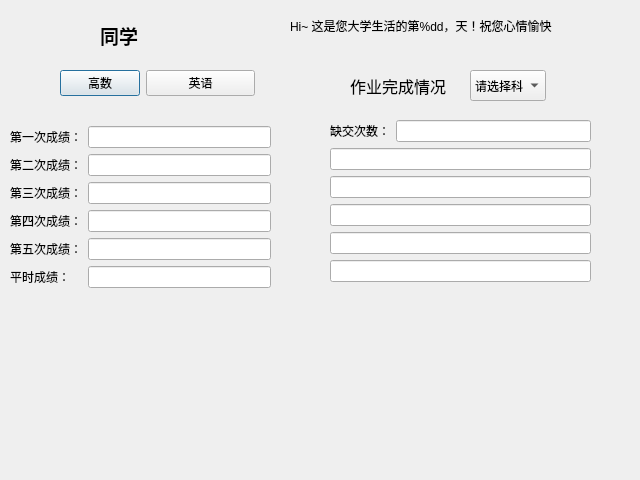
The window that dialog.ui (ZengKeKe1/ClassInfoCenter) describes before a commit, drawn with Qt 5.
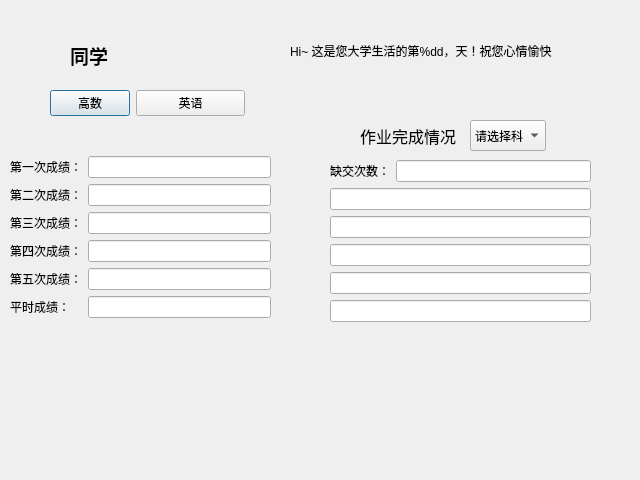
The same window after the commit.

Patch:
```diff
--- a/dialog.ui
+++ b/dialog.ui
@@ -29,7 +29,7 @@
    <property name="geometry">
     <rect>
      <x>10</x>
-     <y>120</y>
+     <y>150</y>
      <width>261</width>
      <height>285</height>
     </rect>
@@ -185,9 +185,9 @@
    <property name="geometry">
     <rect>
      <x>290</x>
-     <y>0</y>
+     <y>10</y>
      <width>331</width>
-     <height>51</height>
+     <height>81</height>
     </rect>
    </property>
    <property name="text">
@@ -197,8 +197,8 @@
   <widget class="QLabel" name="label_8">
    <property name="geometry">
     <rect>
-     <x>350</x>
-     <y>60</y>
+     <x>360</x>
+     <y>110</y>
      <width>151</width>
      <height>51</height>
     </rect>
@@ -217,7 +217,7 @@
    <property name="geometry">
     <rect>
      <x>330</x>
-     <y>120</y>
+     <y>160</y>
      <width>261</width>
      <height>281</height>
     </rect>
@@ -259,7 +259,7 @@
    <property name="geometry">
     <rect>
      <x>470</x>
-     <y>70</y>
+     <y>120</y>
      <width>76</width>
      <height>31</height>
     </rect>
@@ -293,8 +293,8 @@
   <widget class="QWidget" name="formLayoutWidget_4">
    <property name="geometry">
     <rect>
-     <x>60</x>
-     <y>70</y>
+     <x>50</x>
+     <y>90</y>
      <width>195</width>
      <height>41</height>
     </rect>
@@ -319,8 +319,8 @@
   <widget class="QLabel" name="Name">
    <property name="geometry">
     <rect>
-     <x>100</x>
-     <y>10</y>
+     <x>70</x>
+     <y>30</y>
      <width>181</width>
      <height>51</height>
     </rect>
```
